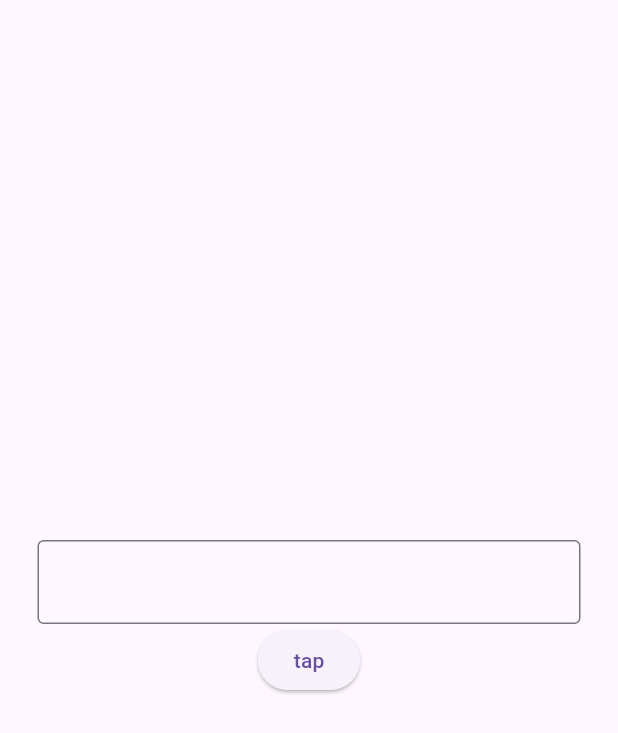
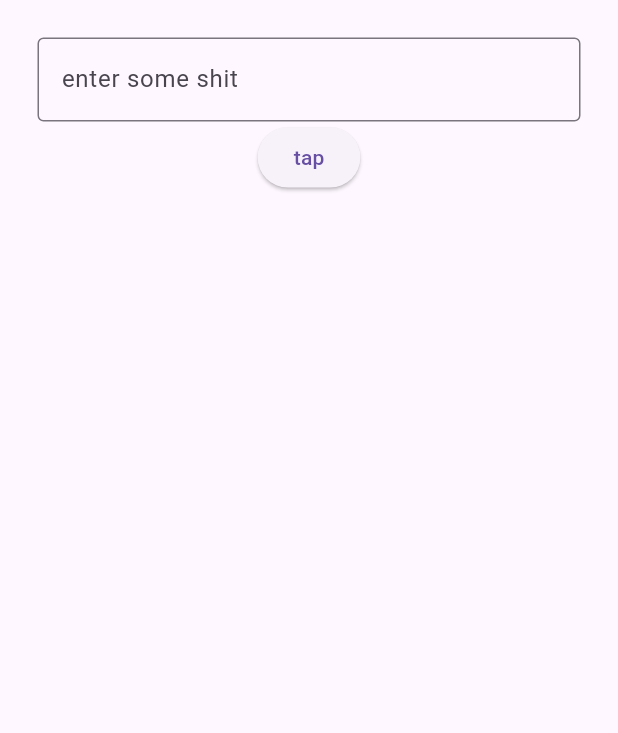
Before and after one commit to Dave-notch/dummy_test_app, a Flutter app: the screen it shows after launch, on a phone screen of 412 x 824 dp. Shown: the top 733 px of the screen. Run offline on Flutter 3.47's test engine with Material 3 defaults, Android fonts, the phone set to English and light mode, and no system bars; our stand-ins replace device_preview.

Commit message:
hint & refresh

```diff
--- a/lib/pages/text_filed.dart
+++ b/lib/pages/text_filed.dart
@@ -17,20 +17,25 @@ class _TextFiledState extends State<TextFiled> {
   Widget build(BuildContext context) {
     return Scaffold(
       body: Center(
+        child: SizedBox(
           child: Padding(
             padding: const EdgeInsets.all(25),
             child: Column(
-            mainAxisAlignment: MainAxisAlignment.center,
+              crossAxisAlignment: CrossAxisAlignment.center,
               children: [
                 TextField(
                   controller: myController,
-                decoration: InputDecoration(border: OutlineInputBorder()),
+                  decoration: InputDecoration(
+                    border: OutlineInputBorder(),
+                    hintText: 'enter some shit',
+                  ),
                 ),
                 ElevatedButton(onPressed: GreetUser, child: Text('tap')),
               ],
             ),
           ),
         ),
+      ),
     );
   }
 }
```
Lines whose indentation alone changed are shown as unchanged.
